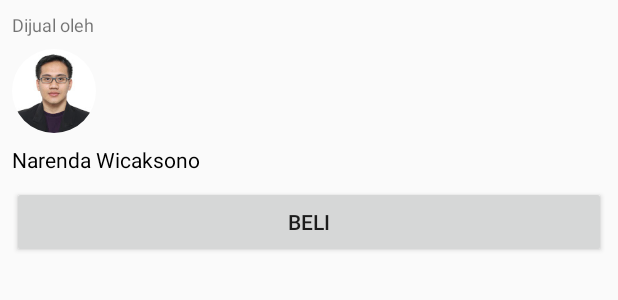
After one commit to yulianhartadi/MyConstraintView_dicoding_codelab, an Android app: the layout layout_seller.xml on its own in the app's theme, with its tools: preview values and no code run, on a phone screen of 412 x 824 dp. The commit adds this screen. Shown: the top 300 px of the screen. Run offline under Robolectric (Android 15) with nearby library versions, the phone set to English and light mode, and no system bars.

```diff
--- a/app/src/main/AndroidManifest.xml
+++ b/app/src/main/AndroidManifest.xml
@@ -12,6 +12,7 @@
         <activity android:name=".MainActivity">
             <intent-filter>
                 <action android:name="android.intent.action.MAIN" />
+                <action android:name="android.intent.action.VIEW" />
 
                 <category android:name="android.intent.category.LAUNCHER" />
             </intent-filter>
--- /dev/null
+++ b/app/src/main/res/layout/layout_seller.xml
@@ -0,0 +1,54 @@
+<?xml version="1.0" encoding="utf-8"?>
+<androidx.constraintlayout.widget.ConstraintLayout xmlns:android="http://schemas.android.com/apk/res/android"
+    xmlns:app="http://schemas.android.com/apk/res-auto"
+    xmlns:tools="http://schemas.android.com/tools"
+    android:layout_width="match_parent"
+    android:layout_height="match_parent">
+
+    <Button
+        android:id="@+id/button_buy"
+        android:layout_width="match_parent"
+        android:layout_height="wrap_content"
+        android:layout_marginStart="8dp"
+        android:layout_marginTop="8dp"
+        android:layout_marginEnd="8dp"
+        android:text="@string/beli"
+        app:layout_constraintEnd_toEndOf="parent"
+        app:layout_constraintStart_toStartOf="parent"
+        app:layout_constraintTop_toBottomOf="@+id/profile_text" />
+
+    <TextView
+        android:id="@+id/profile_text"
+        android:layout_width="wrap_content"
+        android:layout_height="wrap_content"
+        android:layout_marginStart="8dp"
+        android:layout_marginTop="8dp"
+        android:text="@string/narenda_wicaksono"
+        android:textColor="@android:color/black"
+        app:layout_constraintStart_toStartOf="parent"
+        app:layout_constraintTop_toBottomOf="@+id/profile_image" />
+
+    <TextView
+        android:id="@+id/text_seller"
+        android:layout_width="match_parent"
+        android:layout_height="wrap_content"
+        android:layout_marginStart="8dp"
+        android:layout_marginTop="8dp"
+        android:layout_marginEnd="8dp"
+        android:text="@string/dijual_oleh"
+        android:textSize="12sp"
+        app:layout_constraintEnd_toEndOf="parent"
+        app:layout_constraintStart_toStartOf="parent"
+        app:layout_constraintTop_toTopOf="parent" />
+
+    <de.hdodenhof.circleimageview.CircleImageView
+        android:id="@+id/profile_image"
+        android:layout_width="56dp"
+        android:layout_height="56dp"
+        android:src="@drawable/photo_2"
+        android:layout_marginStart="8dp"
+        android:layout_marginTop="8dp"
+        app:layout_constraintStart_toStartOf="parent"
+        app:layout_constraintTop_toBottomOf="@+id/text_seller" />
+
+</androidx.constraintlayout.widget.ConstraintLayout>
```
Also changed, not shown: app/build.gradle (+7 -0 lines), app/src/main/res/layout/activity_main.xml (+39 -2 lines), app/src/main/res/layout/layout_specification.xml (+14 -12 lines).
